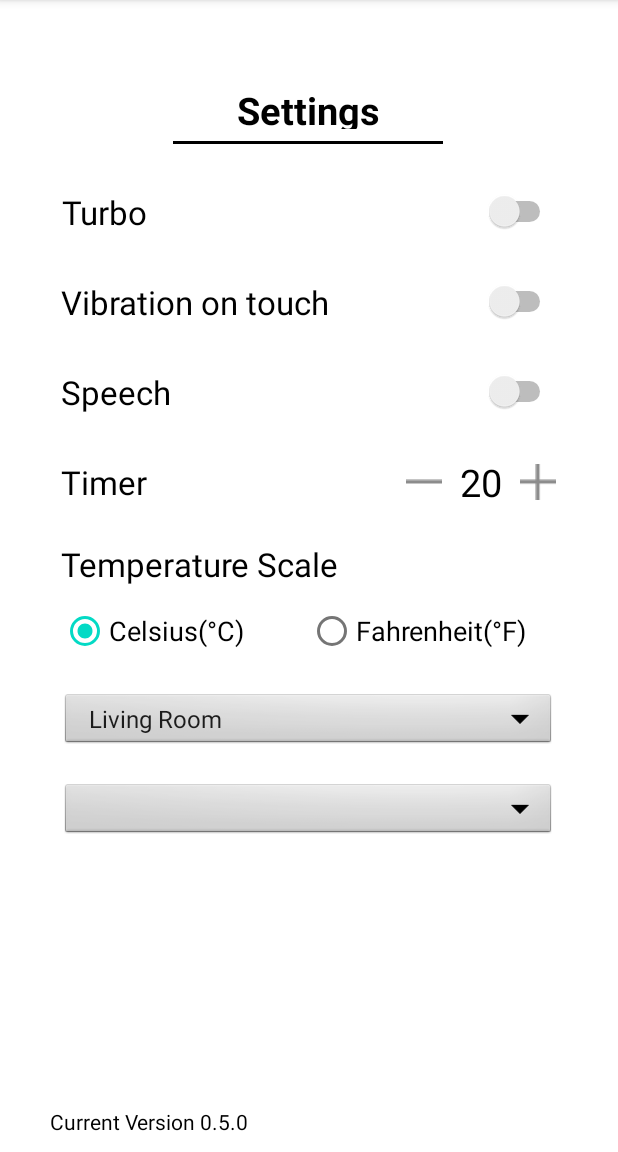
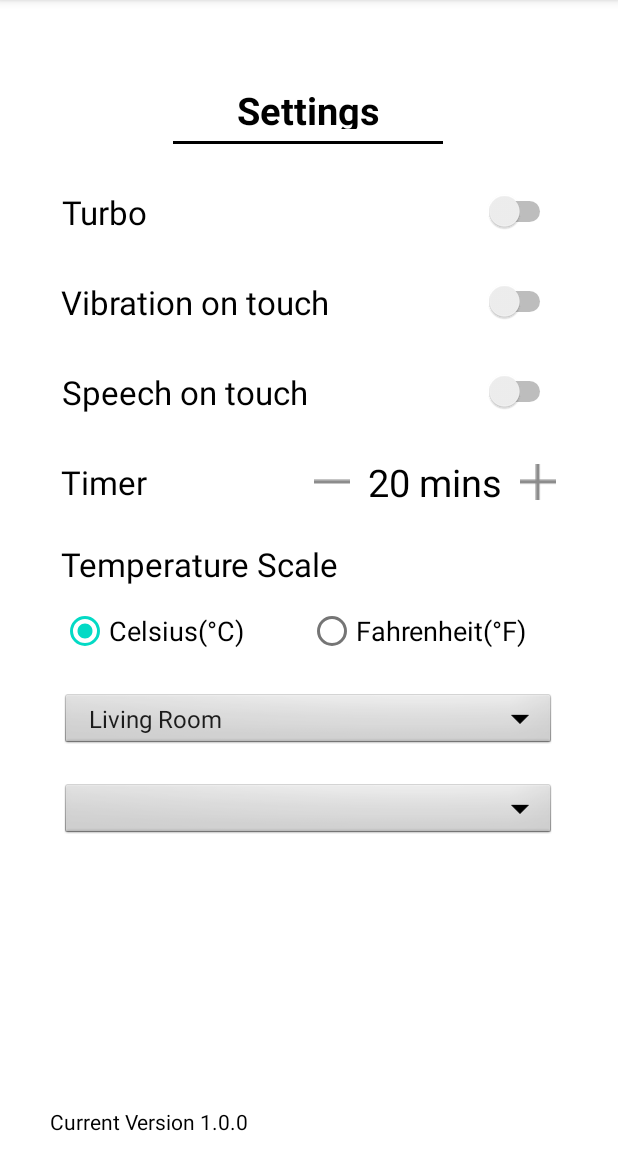
Before and after one commit to xristoulakhs/Air-Condidtion-Controller-android-app, an Android app: the screen it shows after launch (SettingsActivity), after a tap on an icon or button, on a phone screen of 412 x 824 dp, the part 84-1236 px from its top. Run offline under Robolectric (Android 15) with nearby library versions, the phone set to English and light mode, and no system bars.

Commit message:
switches work, minor changes at settings

```diff
--- a/app/src/main/java/com/example/air_condition/SettingsActivity.java
+++ b/app/src/main/java/com/example/air_condition/SettingsActivity.java
@@ -4,6 +4,7 @@ import android.annotation.SuppressLint;
 import android.content.Intent;
 import android.graphics.Paint;
 import android.os.Bundle;
+import android.util.Log;
 import android.view.View;
 import android.widget.ArrayAdapter;
 import android.widget.RadioButton;
@@ -32,8 +33,7 @@ public class SettingsActivity extends AppCompatActivity {
     Switch turboSwitch;
     @SuppressLint("UseSwitchCompatOrMaterialCode")
     Switch vibrationSwitch;
-    @SuppressLint("UseSwitchCompatOrMaterialCode")
-    Switch timerSwitch;
+    Switch speechSwitch;
 
     @Override
     protected void onCreate(Bundle savedInstanceState) {
@@ -50,10 +50,28 @@ public class SettingsActivity extends AppCompatActivity {
         devicesSpinner.setAdapter(devicesArrayAdapter);
 
         turboSwitch = findViewById(R.id.turboSwitch);
-        boolean turboState = turboSwitch.isChecked();
+        turboSwitch.setOnClickListener(new View.OnClickListener() {
+            @Override
+            public void onClick(View view) {
+                DAO.setTurboState(!DAO.isTurboState());
+            }
+        });
 
         vibrationSwitch = findViewById(R.id.vibrationSwitch);
-        boolean vibrationState = turboSwitch.isChecked();
+        vibrationSwitch.setOnClickListener(new View.OnClickListener() {
+            @Override
+            public void onClick(View view) {
+                DAO.setVibrationState(!DAO.isVibrationState());
+            }
+        });
+
+        speechSwitch = findViewById(R.id.voiceSwitch);
+        speechSwitch.setOnClickListener(new View.OnClickListener() {
+            @Override
+            public void onClick(View view) {
+                DAO.setSpeechState(!DAO.isSpeechState());
+            }
+        });
 
         rb_cel = findViewById(R.id.temperatureScaleCelsius);
         rb_cel.setOnClickListener(new View.OnClickListener() {
@@ -77,6 +95,10 @@ public class SettingsActivity extends AppCompatActivity {
         else {
             rb_fahr.setChecked(true);
         }
+
+        turboSwitch.setChecked(DAO.isTurboState());
+        vibrationSwitch.setChecked(DAO.isVibrationState());
+        speechSwitch.setChecked(DAO.isSpeechState());
     }
 
     @Override
--- a/app/src/main/java/com/example/air_condition/dao/DAO.java
+++ b/app/src/main/java/com/example/air_condition/dao/DAO.java
@@ -9,6 +9,11 @@ public class DAO {
     static int counter = 0;
     static boolean celcius = true; // an einai celcius
 
+    static boolean turboState = false;
+    static boolean vibrationState = false;
+    static boolean speechState = false;
+
+    static int timer = 20;
 
     static {
         acList.add(new AC("Living room", 25, false, "Low", "Down", "Cold", false, false, false));
@@ -39,4 +44,30 @@ public class DAO {
     public static void setCelcius(boolean celcius) {
         DAO.celcius = celcius;
     }
+
+    public static boolean isTurboState() {
+        return turboState;
+    }
+
+    public static void setTurboState(boolean turboStateF) {
+        turboState = turboStateF;
+    }
+
+    public static boolean isVibrationState() {
+        return vibrationState;
+    }
+
+    public static void setVibrationState(boolean vibrationStateF) {
+        vibrationState = vibrationStateF;
+    }
+
+    public static boolean isSpeechState() {
+        return speechState;
+    }
+
+    public static void setSpeechState(boolean speechStateF) {
+        speechState = speechStateF;
+    }
+
+
 }
--- a/app/src/main/res/layout/activity_settings.xml
+++ b/app/src/main/res/layout/activity_settings.xml
@@ -118,7 +118,7 @@
                 android:layout_height="wrap_content"
                 android:layout_gravity="center"
                 android:gravity="center"
-                android:text="Speech"
+                android:text="@string/speech_on_touch"
                 android:textColor="@color/black"
                 android:textSize="22sp" />
 
@@ -128,7 +128,7 @@
                 android:layout_height="22dp"
                 android:layout_weight="1"
                 android:layout_gravity="center"
-                android:layout_marginStart="185dp"
+                android:layout_marginStart="78dp"
                 tools:ignore="UseSwitchCompatOrMaterialXml" />
 
         </LinearLayout>
@@ -170,7 +170,7 @@
                 <TextView
                     android:layout_width="wrap_content"
                     android:layout_height="wrap_content"
-                    android:text="20"
+                    android:text="@string/timer_number"
                     android:textSize="25sp"
                     android:textColor="@color/black"
                     android:layout_marginEnd="12dp"
--- a/app/src/main/res/values/strings.xml
+++ b/app/src/main/res/values/strings.xml
@@ -37,7 +37,7 @@
     <string name="vibration_on_touch">Vibration on touch</string>
     <string name="turbo">Turbo</string>
     <string name="timer">Timer</string>
-    <string name="version">Current Version 0.5.0</string>
+    <string name="version">Current Version 1.0.0</string>
     <string name="temperatureScale">Temperature Scale</string>
 
     <string name="help_text">Help</string>
@@ -62,6 +62,8 @@
     <string name="celsius">Celsius(°C)</string>
     <string name="fahrenheit">Fahrenheit(°F)</string>
     <string name="temperature_scale">Temperature Scale</string>
+    <string name="speech_on_touch">Speech on touch</string>
+    <string name="timer_number">20 mins</string>
 
     //lista me tis suskeues
     <string-array name="devices">
```
